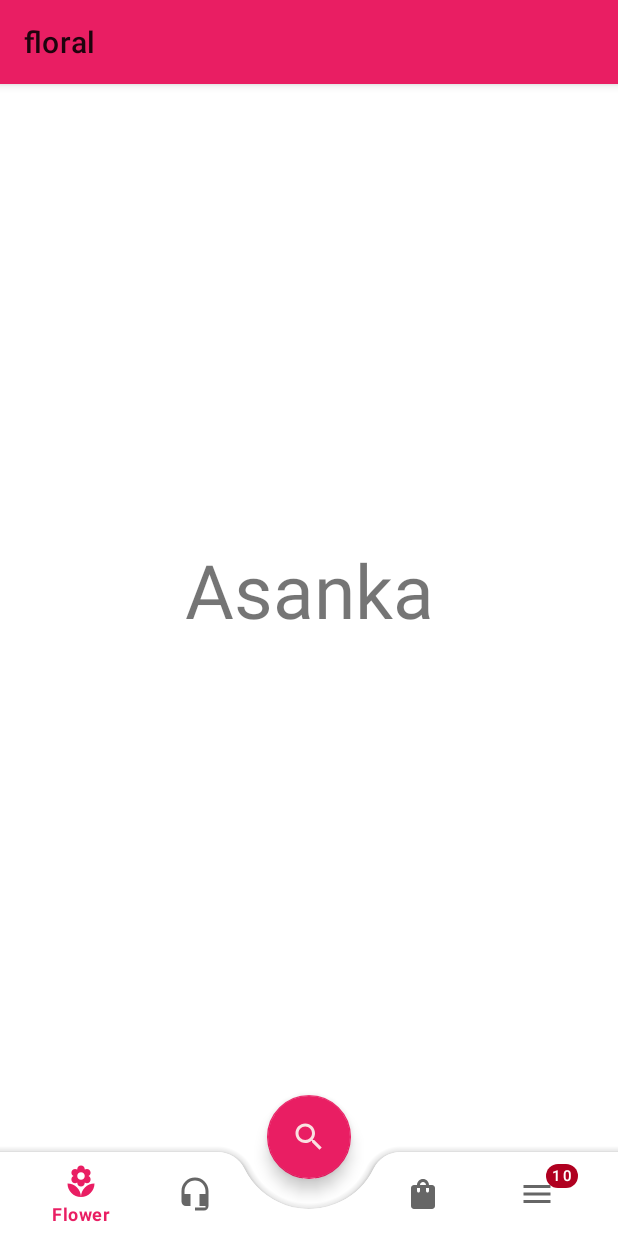
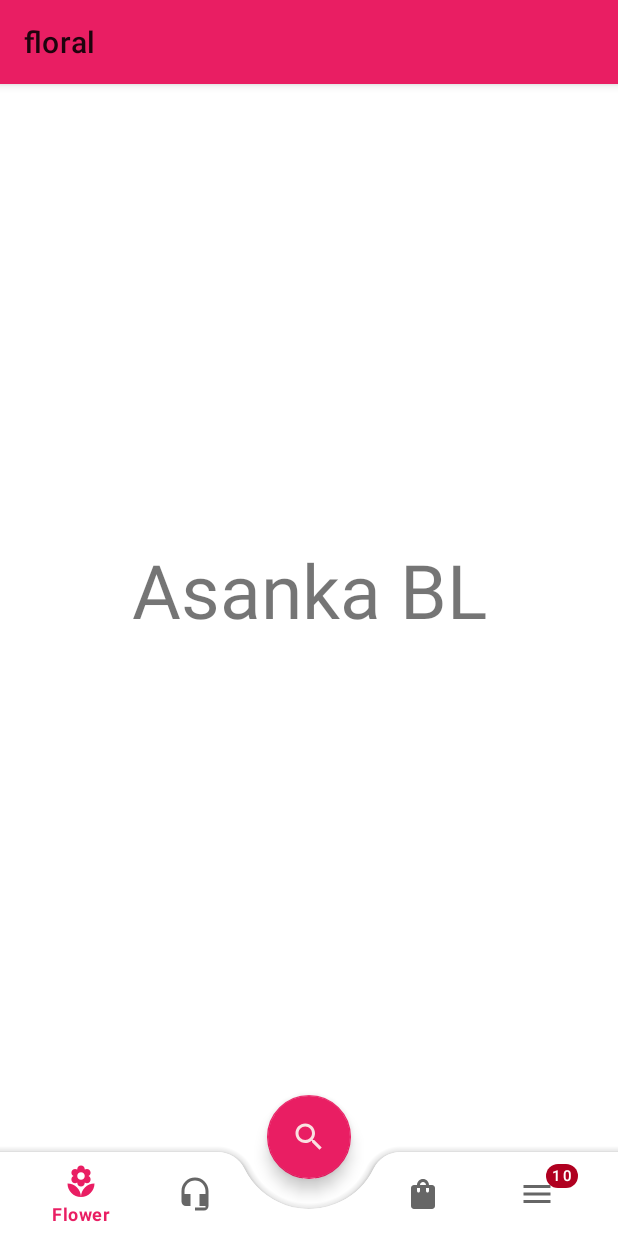
Before and after one commit to Blasanka/research-frontend, an Android app: the screen it shows after launch (MainActivity), on a phone screen of 412 x 824 dp. Run offline under Robolectric (Android 15) with nearby library versions, the phone set to English and light mode, and no system bars.

Commit message:
Minner change

```diff
--- a/app/src/main/res/layout/fragment_flower.xml
+++ b/app/src/main/res/layout/fragment_flower.xml
@@ -10,7 +10,7 @@
         android:id="@+id/tvFragmentFlower"
         android:layout_width="wrap_content"
         android:layout_height="wrap_content"
-        android:text="Asanka"
+        android:text="Asanka BL"
         android:textSize="50sp"
         app:layout_constraintBottom_toBottomOf="parent"
         app:layout_constraintEnd_toEndOf="parent"
```
